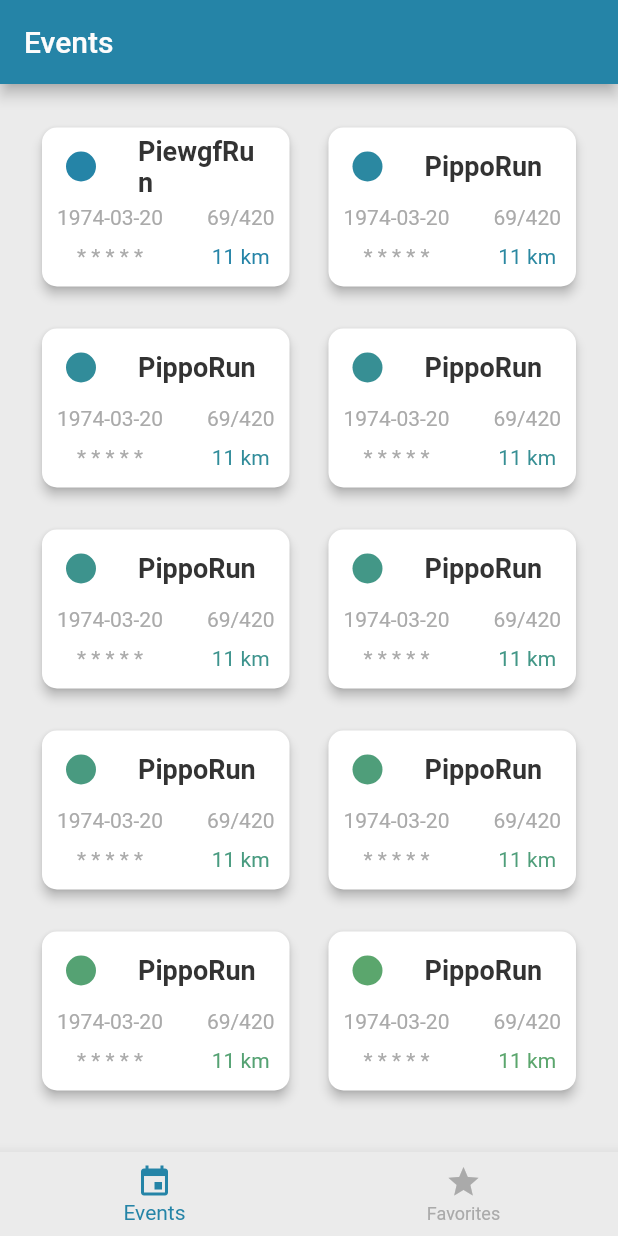
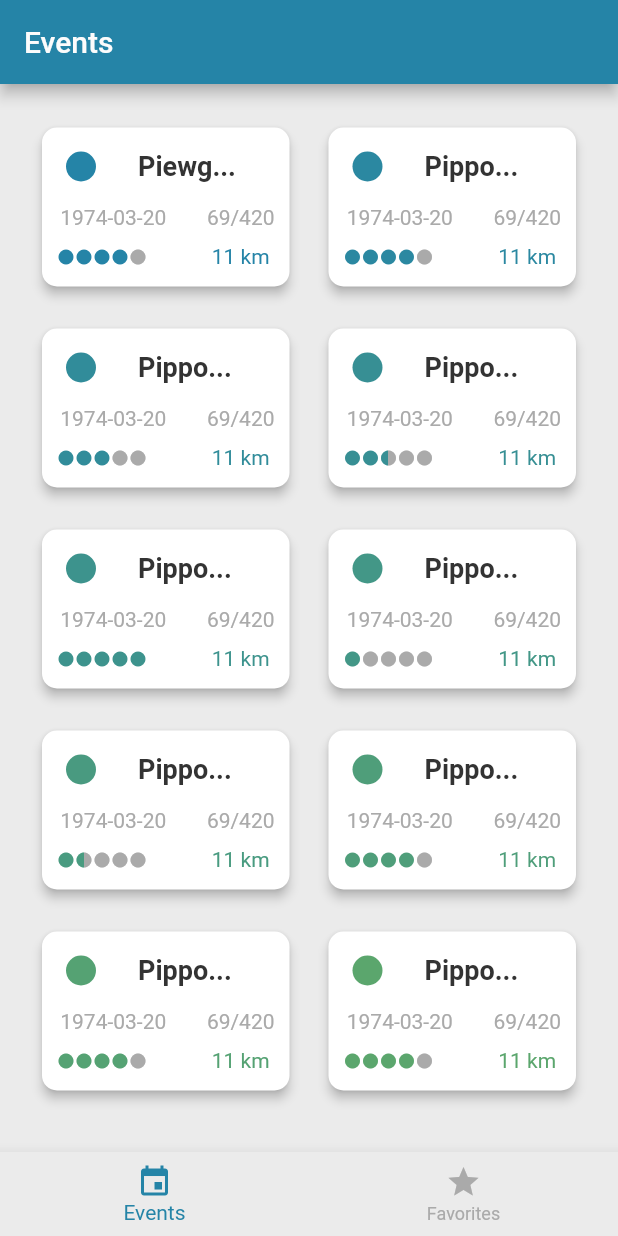
Before and after one commit to FedericoGianni/run-with-me-fe, a Flutter app: the screen it shows after launch, on a phone screen of 412 x 824 dp. Run offline on Flutter 3.47's test engine with Material 2 defaults, Android fonts, the phone set to English and light mode, and no system bars; our stand-ins replace google_fonts.

Commit message:
Added rating with icons and Title now is cropped if too long

```diff
--- a/lib/dummy_data/dummy_events.dart
+++ b/lib/dummy_data/dummy_events.dart
@@ -41,7 +41,7 @@ const dummy = [
     maxParticipants: 420,
     currentParticipants: 69,
     id: 543524,
-    difficultyLevel: 4,
+    difficultyLevel: 3,
     date: "1974-03-20",
     createdAt: '1974-03-20',
     averagePace: 55.76,
@@ -56,7 +56,7 @@ const dummy = [
     maxParticipants: 420,
     currentParticipants: 69,
     id: 543524,
-    difficultyLevel: 4,
+    difficultyLevel: 2.5,
     date: "1974-03-20",
     createdAt: '1974-03-20',
     averagePace: 55.76,
@@ -71,7 +71,7 @@ const dummy = [
     maxParticipants: 420,
     currentParticipants: 69,
     id: 543524,
-    difficultyLevel: 4,
+    difficultyLevel: 5,
     date: "1974-03-20",
     createdAt: '1974-03-20',
     averagePace: 55.76,
@@ -86,7 +86,7 @@ const dummy = [
     maxParticipants: 420,
     currentParticipants: 69,
     id: 543524,
-    difficultyLevel: 4,
+    difficultyLevel: 1,
     date: "1974-03-20",
     createdAt: '1974-03-20',
     averagePace: 55.76,
@@ -101,7 +101,7 @@ const dummy = [
     maxParticipants: 420,
     currentParticipants: 69,
     id: 543524,
-    difficultyLevel: 4,
+    difficultyLevel: 1.5,
     date: "1974-03-20",
     createdAt: '1974-03-20',
     averagePace: 55.76,
--- a/lib/models/event.dart
+++ b/lib/models/event.dart
@@ -5,7 +5,7 @@ class Event {
   final String date;
   final double startingPintLong;
   final double startingPintLat;
-  final int difficultyLevel;
+  final double difficultyLevel;
   final double averagePace;
   final int averageDuration;
   final int averageLength;
--- a/lib/widgets/event_card_text_only.dart
+++ b/lib/widgets/event_card_text_only.dart
@@ -2,6 +2,7 @@ import 'package:flutter/material.dart';
 // import 'package:intl/intl.dart';
 import '../themes/custom_colors.dart';
 import '../models/event.dart';
+import 'rating.dart';
 
 // ignore: camel_case_types
 class EventItem extends StatelessWidget {
@@ -13,8 +14,10 @@ class EventItem extends StatelessWidget {
 
   @override
   Widget build(BuildContext context) {
-    final colorGradient = Color.lerp(
-        primaryColor, secondaryColor, (index / 2).toDouble() / totAmount);
+    Color colorGradient = (Color.lerp(
+        primaryColor, secondaryColor, (index / 2).toDouble() / totAmount))!;
+    String name = event.name;
+    name = name.replaceRange(5, name.length, '...');
 
     return Card(
       shape: RoundedRectangleBorder(borderRadius: BorderRadius.circular(10)),
@@ -31,7 +34,7 @@ class EventItem extends StatelessWidget {
           ),
           visualDensity: const VisualDensity(horizontal: -4, vertical: -1),
           title: Text(
-            event.name,
+            name,
             style: TextStyle(
                 color: primaryTextColor,
                 fontSize: 18,
@@ -41,18 +44,19 @@ class EventItem extends StatelessWidget {
         ListTile(
           leading: SizedBox(
             height: double.infinity,
+            width: 75,
             child: Column(
               children: [
                 Text(
                   event.date,
                   style: TextStyle(color: secondaryTextColor),
                 ),
-                const SizedBox(height: 10),
-                Text(
-                  // event.difficultyLevel.toString(),
-                  '* * * * *',
-                  style: TextStyle(color: secondaryTextColor),
-                )
+                const SizedBox(height: 12),
+                Rating(
+                  value: event.difficultyLevel,
+                  color: colorGradient,
+                  size: 12,
+                ),
               ],
             ),
           ),
--- /dev/null
+++ b/lib/widgets/halfFilledIcon.dart
@@ -0,0 +1,32 @@
+import 'package:flutter/material.dart';
+
+import '../themes/custom_colors.dart';
+
+class HalfFilledIcon extends StatelessWidget {
+  // ignore: prefer_const_constructors_in_immutables
+  HalfFilledIcon(
+      {Key? key, required this.icon, required this.size, required this.color})
+      : super(key: key);
+
+  final IconData icon;
+  final double size;
+  final Color color;
+
+  @override
+  Widget build(BuildContext context) {
+    return ShaderMask(
+      blendMode: BlendMode.srcATop,
+      shaderCallback: (Rect rect) {
+        return LinearGradient(
+          stops: const [0, 0.5, 0.5],
+          colors: [color, color, color.withOpacity(0)],
+        ).createShader(rect);
+      },
+      child: SizedBox(
+        width: size,
+        height: size,
+        child: Icon(icon, size: size, color: secondaryTextColor),
+      ),
+    );
+  }
+}
--- /dev/null
+++ b/lib/widgets/rating.dart
@@ -0,0 +1,48 @@
+import 'package:flutter/material.dart';
+
+import 'halfFilledIcon.dart';
+import '../themes/custom_colors.dart';
+
+class Rating extends StatelessWidget {
+  const Rating(
+      {Key? key, required this.value, required this.size, required this.color})
+      : super(key: key);
+  final double value;
+  final double size;
+  final Color color;
+
+  List _addScore() {
+    return List.generate(value.toInt(), (index) {
+      // return HalfFilledIcon(icon: Icons.circle, size: size, color: color);
+      return Icon(
+        Icons.circle,
+        size: size,
+        color: color,
+      );
+    });
+  }
+
+  List _addEmpty() {
+    return List.generate(5 - value.ceil(), (index) {
+      // return HalfFilledIcon(icon: Icons.circle, size: size, color: color);
+      return Icon(
+        Icons.circle,
+        size: size,
+        color: secondaryTextColor,
+      );
+    });
+  }
+
+  @override
+  Widget build(BuildContext context) {
+    return Row(
+      children: [
+        ..._addScore(),
+        value % 1 != 0.0
+            ? HalfFilledIcon(icon: Icons.circle, size: size, color: color)
+            : const SizedBox.shrink(),
+        ..._addEmpty()
+      ],
+    );
+  }
+}
```
